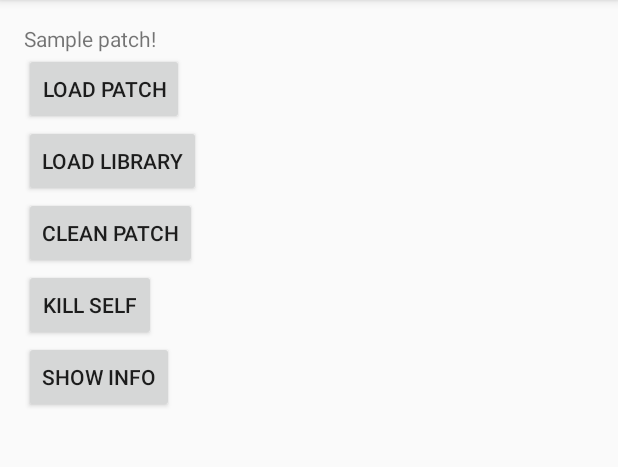
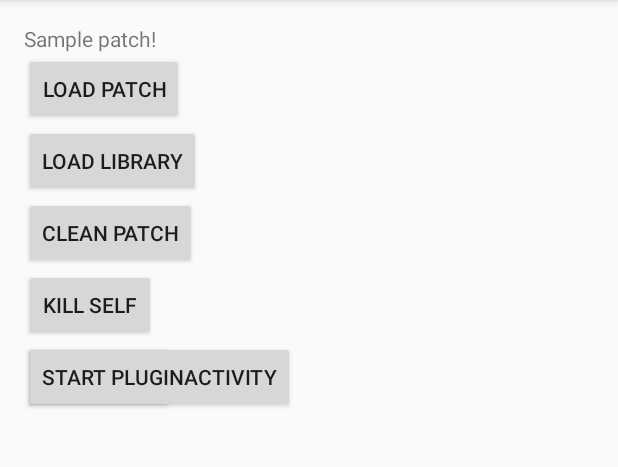
Before and after one commit to Tencent/tinker, an Android app: the screen it shows after launch (MainActivity), on a phone screen of 412 x 824 dp, the part 84-551 px from its top. Run offline under Robolectric (Android 15) with nearby library versions, the phone set to English and light mode, and no system bars; libraries missing offline, so code that uses them is left out: com.tencent.tinker.

Commit message:
[tinker-sample] add activity plugin

```diff
--- a/tinker-sample-android/app/build.gradle
+++ b/tinker-sample-android/app/build.gradle
@@ -189,11 +189,11 @@ ext {
     //you should bak the following files
     //old apk file to build patch apk
 //    tinkerOldApkPath=""
-    tinkerOldApkPath = "${bakPath}/resguard/app-release-1010-18-11-02.apk"
+    tinkerOldApkPath = "${bakPath}/app-debug-1011-19-08-52.apk"
     //proguard mapping file to build patch apk
     tinkerApplyMappingPath = "${bakPath}/"
     //resource R.txt to build patch apk, must input if there is resource changed
-    tinkerApplyResourcePath = "${bakPath}/resguard/app-release-1010-18-11-02-R.txt"
+    tinkerApplyResourcePath = "${bakPath}/app-debug-1011-19-08-52-R.txt"
 //    tinkerApplyResourcePath=""
 }
 
--- a/tinker-sample-android/app/src/main/AndroidManifest.xml
+++ b/tinker-sample-android/app/src/main/AndroidManifest.xml
@@ -23,7 +23,7 @@
                 <category android:name="android.intent.category.LAUNCHER"/>
             </intent-filter>
         </activity>
-
+        <activity android:name="tinker.sample.PluginActivity"/>
     </application>
 
 </manifest>
--- a/tinker-sample-android/app/src/main/java/tinker/sample/android/app/MainActivity.java
+++ b/tinker-sample-android/app/src/main/java/tinker/sample/android/app/MainActivity.java
@@ -17,7 +17,9 @@
 package tinker.sample.android.app;
 
 import android.app.AlertDialog;
+import android.content.ComponentName;
 import android.content.Context;
+import android.content.Intent;
 import android.graphics.Typeface;
 import android.os.Bundle;
 import android.os.Environment;
@@ -96,6 +98,18 @@ public class MainActivity extends AppCompatActivity {
                 showInfo(MainActivity.this);
             }
         });
+
+        Button startPlugin = (Button) findViewById(R.id.jump);
+        startPlugin.setOnClickListener(new View.OnClickListener() {
+            @Override
+            public void onClick(View v) {
+                Intent intent = new Intent(MainActivity.this, TinkerTestActivity.class);
+                ComponentName componentName = intent.getComponent();
+                intent.setClassName(componentName.getPackageName(), "tinker.sample.PluginActivity");
+                intent.putExtra("real-activity", componentName.getClassName());
+                startActivity(intent);
+            }
+        });
     }
 
     public boolean showInfo(Context context) {
--- a/tinker-sample-android/app/src/main/res/layout/activity_main.xml
+++ b/tinker-sample-android/app/src/main/res/layout/activity_main.xml
@@ -57,4 +57,15 @@
         android:layout_alignParentStart="true"
         android:layout_below="@+id/killSelf"
         android:text="show info"/>
+
+
+    <Button
+        android:id="@+id/jump"
+        android:layout_width="wrap_content"
+        android:layout_height="wrap_content"
+        android:layout_alignParentLeft="true"
+        android:layout_alignParentStart="true"
+        android:layout_below="@+id/killSelf"
+        android:text="start PluginActivity"/>
+
 </RelativeLayout>
--- a/tinker-sample-android/build.gradle
+++ b/tinker-sample-android/build.gradle
@@ -5,7 +5,7 @@ buildscript {
         jcenter()
     }
     dependencies {
-        classpath 'com.android.tools.build:gradle:2.2.0'
+        classpath 'com.android.tools.build:gradle:2.2.1'
         classpath "com.tencent.tinker:tinker-patch-gradle-plugin:${TINKER_VERSION}"
         classpath 'com.tencent.mm:AndResGuard-gradle-plugin:1.1.11'
 
```
Also changed, not shown: tinker-sample-android/app/src/main/java/tinker/sample/android/app/SampleApplicationLike.java (+29 -9 lines).
